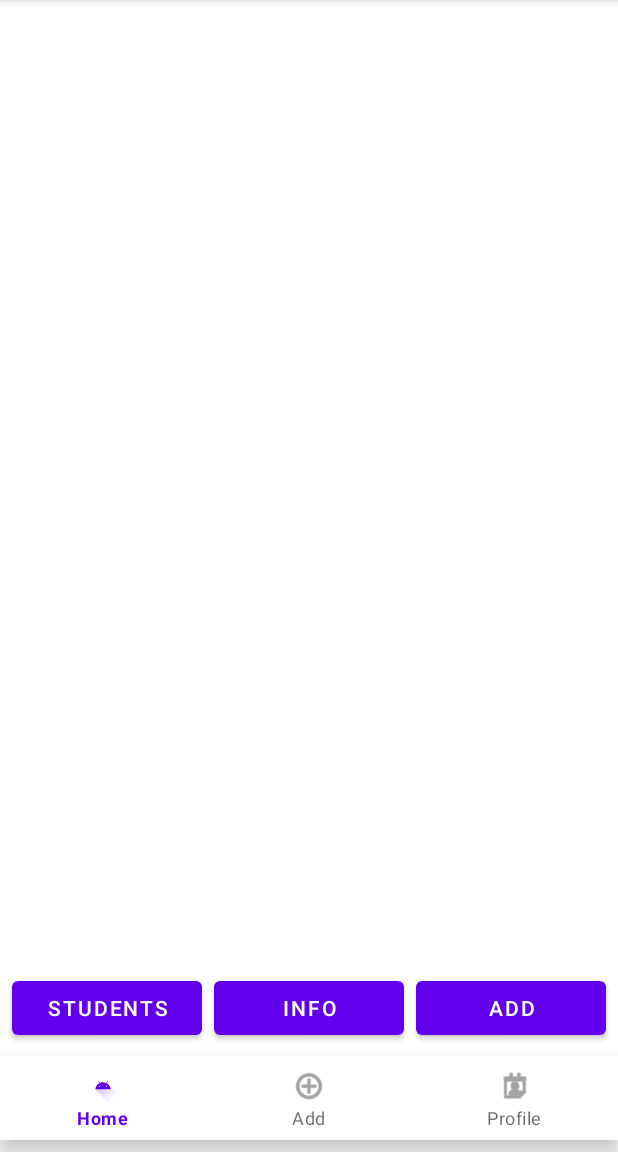
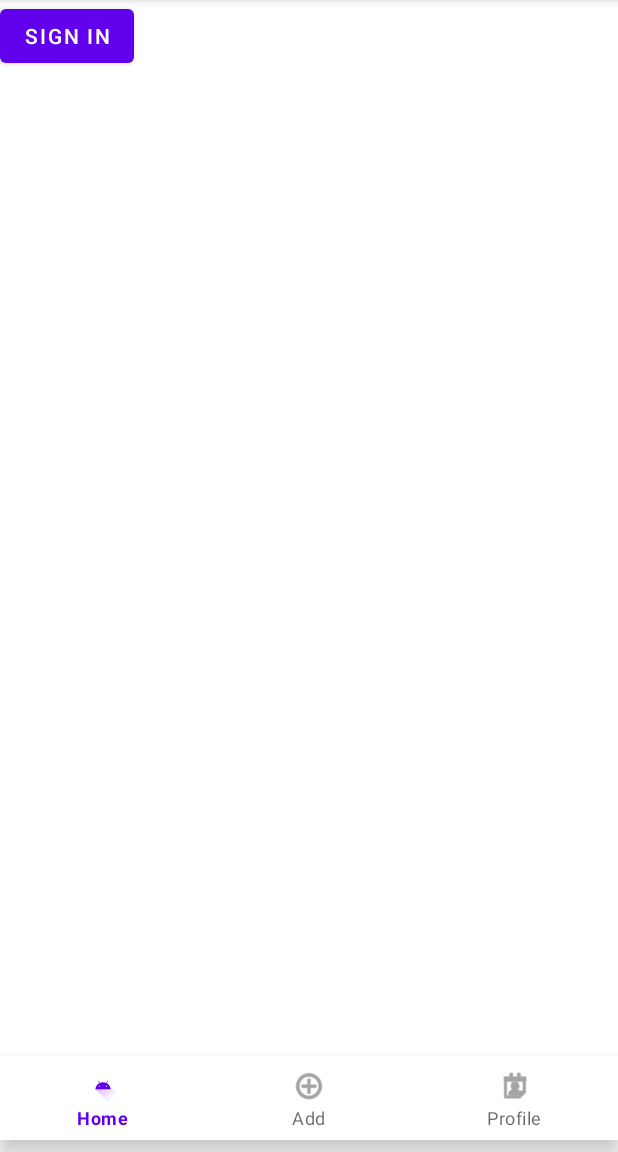
Before and after one commit to adiHahamov/RatEat, an Android app: the screen it shows after launch (AppMainActivity), on a phone screen of 412 x 824 dp, the part 84-1236 px from its top. Run offline under Robolectric (Android 15) with nearby library versions, the phone set to English and light mode, and no system bars; our stand-ins replace navigation-ui.

Commit message:
Fix all dishes

```diff
--- a/app/src/main/java/com/adiandnoy/RatEat/Fragments/TabBarFragment.java
+++ b/app/src/main/java/com/adiandnoy/RatEat/Fragments/TabBarFragment.java
@@ -20,30 +20,30 @@ public class TabBarFragment extends Fragment{
                              Bundle savedInstanceState) {
         // Inflate the layout for this fragment
         View view =  inflater.inflate(R.layout.fragment_tab_bar, container, false);
-        Button students = view.findViewById(R.id.tabfrag_students_btn);
-        Button info = view.findViewById(R.id.tabfrag_info_btn);
-        Button add = view.findViewById(R.id.tabfrag_add_btn);
+//        Button students = view.findViewById(R.id.tabfrag_students_btn);
+//        Button info = view.findViewById(R.id.tabfrag_info_btn);
+//        Button add = view.findViewById(R.id.tabfrag_add_btn);
 
-        students.setOnClickListener(new View.OnClickListener() {
-            @Override
-            public void onClick(View view) {
-                Navigation.findNavController(view).navigate(R.id.action_tabBarFragment_to_studentListFragment);
-            }
-        });
-
-        info.setOnClickListener(new View.OnClickListener() {
-            @Override
-            public void onClick(View view) {
-                Navigation.findNavController(view).navigate(R.id.action_tabBarFragment_to_studentInfoFragment);
-            }
-        });
-
-        add.setOnClickListener(new View.OnClickListener() {
-            @Override
-            public void onClick(View view) {
-                Navigation.findNavController(view).navigate(R.id.action_tabBarFragment_to_addStudentFragment);
-            }
-        });
+//        students.setOnClickListener(new View.OnClickListener() {
+//            @Override
+//            public void onClick(View view) {
+//                Navigation.findNavController(view).navigate(R.id.action_tabBarFragment_to_studentListFragment);
+//            }
+//        });
+//
+//        info.setOnClickListener(new View.OnClickListener() {
+//            @Override
+//            public void onClick(View view) {
+//                Navigation.findNavController(view).navigate(R.id.action_tabBarFragment_to_studentInfoFragment);
+//            }
+//        });
+//
+//        add.setOnClickListener(new View.OnClickListener() {
+//            @Override
+//            public void onClick(View view) {
+//                Navigation.findNavController(view).navigate(R.id.action_tabBarFragment_to_addStudentFragment);
+//            }
+//        });
 
 //        students.setTag(0);
 //        info.setTag(1);
--- a/app/src/main/java/com/adiandnoy/RatEat/adapters/StudentViewHolder.java
+++ b/app/src/main/java/com/adiandnoy/RatEat/adapters/StudentViewHolder.java
@@ -18,7 +18,7 @@ public class StudentViewHolder extends RecyclerView.ViewHolder{
 
     public StudentViewHolder(@NonNull View itemView) {
         super(itemView);
-        studentId = itemView.findViewById(R.id.listrow_text_v);
+//        studentId = itemView.findViewById(R.id.listrow_text_v);
         studentImage = itemView.findViewById(R.id.listrow_image_v);
 
         itemView.setOnClickListener(new View.OnClickListener() {
@@ -30,7 +30,7 @@ public class StudentViewHolder extends RecyclerView.ViewHolder{
     }
 
     public void bindData(Student student, int position) {
-        studentId.setText(student.id);
+//        studentId.setText(student.id);
         this.position = position;
     }
 }
--- a/app/src/main/res/layout/fragment_tab_bar.xml
+++ b/app/src/main/res/layout/fragment_tab_bar.xml
@@ -6,57 +6,11 @@
     android:layout_height="match_parent"
     tools:context=".Fragments.TabBarFragment">
 
-
     <Button
-        android:id="@+id/tabfrag_students_btn"
-        android:layout_width="0dp"
+        android:id="@+id/button"
+        android:layout_width="wrap_content"
         android:layout_height="wrap_content"
-        android:layout_marginStart="8dp"
-        android:layout_marginBottom="8dp"
-        android:text="Students"
-        app:layout_constraintBottom_toBottomOf="parent"
-        app:layout_constraintEnd_toStartOf="@+id/tabfrag_info_btn"
-        app:layout_constraintHorizontal_bias="0.5"
-        app:layout_constraintHorizontal_chainStyle="spread"
-        app:layout_constraintStart_toStartOf="parent" />
-
-    <Button
-        android:id="@+id/tabfrag_add_btn"
-        android:layout_width="0dp"
-        android:layout_height="wrap_content"
-        android:layout_marginEnd="8dp"
-        android:text="ADD"
-        app:layout_constraintBottom_toBottomOf="@+id/tabfrag_info_btn"
-        app:layout_constraintEnd_toEndOf="parent"
-        app:layout_constraintHorizontal_bias="0.5"
-        app:layout_constraintStart_toEndOf="@+id/tabfrag_info_btn"
-        app:layout_constraintTop_toTopOf="@+id/tabfrag_info_btn"
-        app:layout_constraintVertical_bias="0.0" />
-
-    <Button
-        android:id="@+id/tabfrag_info_btn"
-        android:layout_width="0dp"
-        android:layout_height="wrap_content"
-        android:layout_marginStart="8dp"
-        android:layout_marginEnd="8dp"
-        android:text="INFO"
-        app:layout_constraintBottom_toBottomOf="@+id/tabfrag_students_btn"
-        app:layout_constraintEnd_toStartOf="@+id/tabfrag_add_btn"
-        app:layout_constraintHorizontal_bias="0.5"
-        app:layout_constraintStart_toEndOf="@+id/tabfrag_students_btn"
-        app:layout_constraintTop_toTopOf="@+id/tabfrag_students_btn"
-        app:layout_constraintVertical_bias="0.0" />
-
-    <FrameLayout
-        android:id="@+id/tabfrag_container"
-        android:layout_width="0dp"
-        android:layout_height="0dp"
-        android:layout_marginBottom="8dp"
-        app:layout_constraintBottom_toTopOf="@+id/tabfrag_students_btn"
-        app:layout_constraintEnd_toEndOf="parent"
-        app:layout_constraintStart_toStartOf="parent"
-        app:layout_constraintTop_toTopOf="parent">
-
-    </FrameLayout>
-
+        android:text="Sign in"
+        tools:layout_editor_absoluteX="159dp"
+        tools:layout_editor_absoluteY="641dp" />
 </androidx.constraintlayout.widget.ConstraintLayout>
```
Also changed, not shown: app/src/main/res/layout/list_row.xml (+4 -19 lines), app/src/main/res/drawable/home_icon.png (added).
